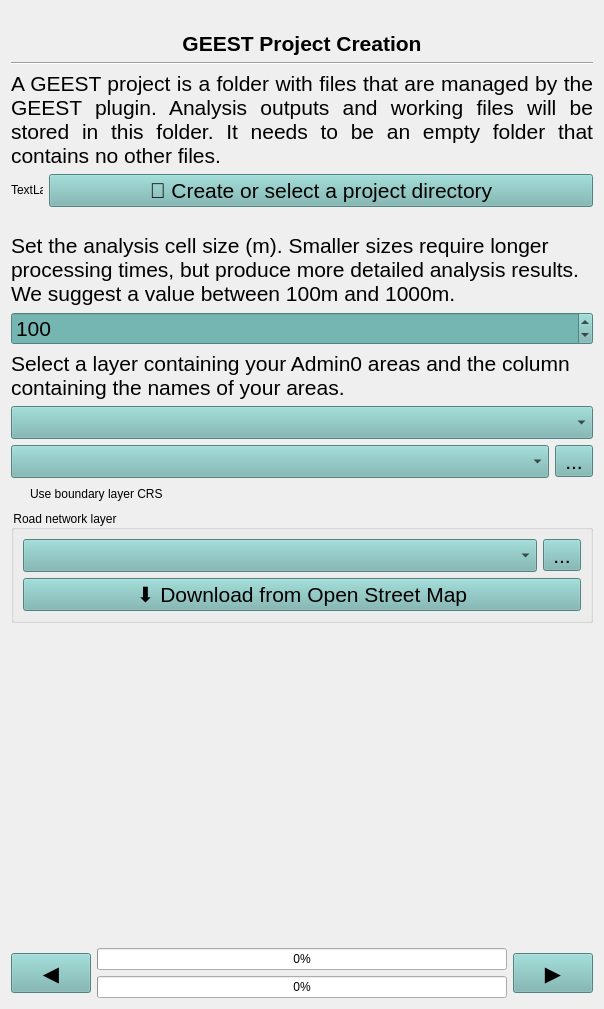
Above: geest/ui/create_project_panel_base.ui from worldbank/GEEST before the change. Below: the same form after it.
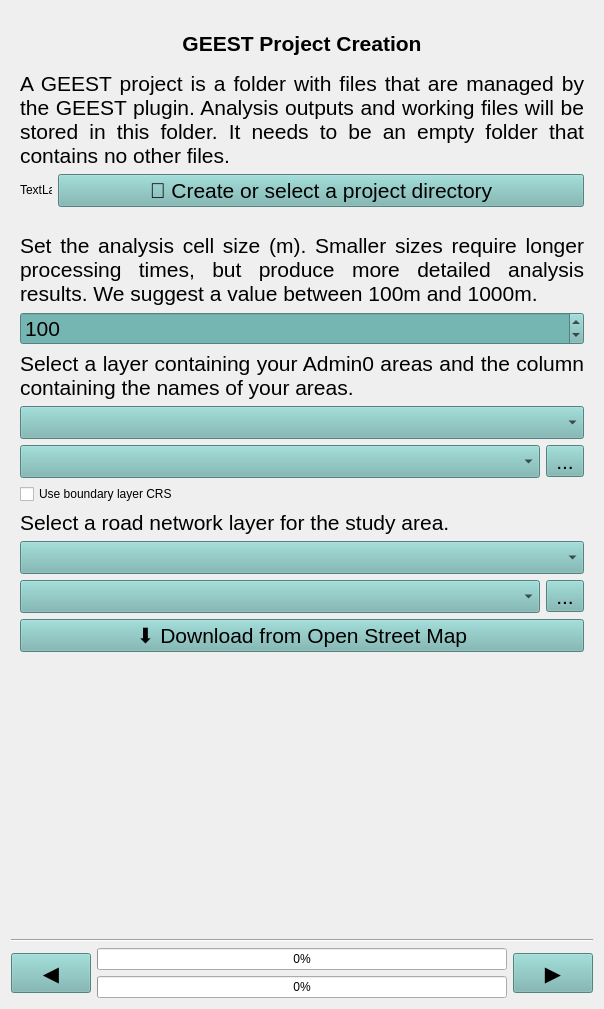
That is the form after the change. Icons and pictures are not drawn. Custom widgets are drawn as their Qt base class.

```diff
--- a/geest/ui/create_project_panel_base.ui
+++ b/geest/ui/create_project_panel_base.ui
@@ -30,7 +30,7 @@
      </property>
     </widget>
    </item>
-   <item row="2" column="0">
+   <item row="4" column="0">
     <widget class="Line" name="line">
      <property name="orientation">
       <enum>Qt::Horizontal</enum>
@@ -148,9 +148,6 @@
    </item>
    <item row="3" column="0">
     <widget class="QScrollArea" name="scrollArea">
-     <property name="styleSheet">
-      <string notr="true">background-color: rgba(0, 0, 0, 0);</string>
-     </property>
      <property name="frameShape">
       <enum>QFrame::NoFrame</enum>
      </property>
@@ -166,20 +163,8 @@
         <height>798</height>
        </rect>
       </property>
-      <layout class="QVBoxLayout" name="verticalLayout">
-       <property name="leftMargin">
-        <number>0</number>
-       </property>
-       <property name="topMargin">
-        <number>0</number>
-       </property>
-       <property name="rightMargin">
-        <number>0</number>
-       </property>
-       <property name="bottomMargin">
-        <number>0</number>
-       </property>
-       <item>
+      <layout class="QGridLayout" name="gridLayout_3">
+       <item row="0" column="0">
         <widget class="QLabel" name="description">
          <property name="font">
           <font>
@@ -200,7 +185,7 @@
          </property>
         </widget>
        </item>
-       <item>
+       <item row="1" column="0">
         <layout class="QHBoxLayout" name="horizontalLayout_2">
          <item>
           <widget class="QLabel" name="folder_status_label">
@@ -241,7 +226,7 @@
          </item>
         </layout>
        </item>
-       <item>
+       <item row="2" column="0">
         <widget class="QLabel" name="project_path_label">
          <property name="sizePolicy">
           <sizepolicy hsizetype="MinimumExpanding" vsizetype="Minimum">
@@ -257,7 +242,7 @@
          </property>
         </widget>
        </item>
-       <item>
+       <item row="3" column="0">
         <widget class="QLabel" name="description2">
          <property name="font">
           <font>
@@ -268,14 +253,14 @@
           <string>Set the analysis cell size (m). Smaller sizes require longer processing times, but produce more detailed analysis results. We suggest a value between 100m and 1000m.</string>
          </property>
          <property name="alignment">
-          <set>Qt::AlignLeading|Qt::AlignLeft|Qt::AlignTop</set>
+          <set>Qt::AlignJustify|Qt::AlignTop</set>
          </property>
          <property name="wordWrap">
           <bool>true</bool>
          </property>
         </widget>
        </item>
-       <item>
+       <item row="4" column="0">
         <widget class="QSpinBox" name="cell_size_spinbox">
          <property name="enabled">
           <bool>true</bool>
@@ -308,7 +293,7 @@
          </property>
         </widget>
        </item>
-       <item>
+       <item row="5" column="0">
         <widget class="QLabel" name="description3">
          <property name="font">
           <font>
@@ -322,14 +307,14 @@
           <enum>Qt::MarkdownText</enum>
          </property>
          <property name="alignment">
-          <set>Qt::AlignLeading|Qt::AlignLeft|Qt::AlignTop</set>
+          <set>Qt::AlignJustify|Qt::AlignTop</set>
          </property>
          <property name="wordWrap">
           <bool>true</bool>
          </property>
         </widget>
        </item>
-       <item>
+       <item row="6" column="0">
         <widget class="QgsMapLayerComboBox" name="layer_combo">
          <property name="sizePolicy">
           <sizepolicy hsizetype="Minimum" vsizetype="Fixed">
@@ -347,7 +332,7 @@
          </property>
         </widget>
        </item>
-       <item>
+       <item row="7" column="0">
         <layout class="QHBoxLayout" name="horizontalLayout">
          <item>
           <widget class="QgsFieldComboBox" name="field_combo">
@@ -384,7 +369,7 @@
          </item>
         </layout>
        </item>
-       <item>
+       <item row="8" column="0">
         <widget class="QCheckBox" name="use_boundary_crs">
          <property name="toolTip">
           <string>Disabled if map units are in degrees</string>
@@ -394,13 +379,51 @@
          </property>
         </widget>
        </item>
+       <item row="9" column="0">
+        <widget class="QLabel" name="description3_2">
+         <property name="font">
+          <font>
+           <pointsize>16</pointsize>
+          </font>
+         </property>
+         <property name="text">
+          <string>Select a road network layer for the study area.</string>
+         </property>
+         <property name="textFormat">
+          <enum>Qt::MarkdownText</enum>
+         </property>
+         <property name="alignment">
+          <set>Qt::AlignJustify|Qt::AlignTop</set>
+         </property>
+         <property name="wordWrap">
+          <bool>true</bool>
+         </property>
+        </widget>
+       </item>
+       <item row="10" column="0">
+        <widget class="QgsMapLayerComboBox" name="layer_combo_2">
+         <property name="sizePolicy">
+          <sizepolicy hsizetype="Minimum" vsizetype="Fixed">
+           <horstretch>0</horstretch>
+           <verstretch>0</verstretch>
+          </sizepolicy>
+         </property>
+         <property name="font">
+          <font>
+           <pointsize>16</pointsize>
+          </font>
+         </property>
+         <property name="styleSheet">
+          <string notr="true">background-color: rgba(118, 182, 178, 255);</string>
+         </property>
+        </widget>
+       </item>
+       <item row="11" column="0">
+        <layout class="QHBoxLayout" name="horizontalLayout_3">
+         <property name="spacing">
+          <number>6</number>
+         </property>
        <item>
-        <widget class="QGroupBox" name="groupBox">
-         <property name="title">
-          <string>Road network layer</string>
-         </property>
-         <layout class="QGridLayout" name="gridLayout_3">
-          <item row="0" column="0">
            <widget class="QgsMapLayerComboBox" name="road_layer_combo">
             <property name="font">
              <font>
@@ -412,7 +435,7 @@
             </property>
            </widget>
           </item>
-          <item row="0" column="1">
+         <item>
            <widget class="QToolButton" name="load_road_layer_button">
             <property name="font">
              <font>
@@ -427,7 +450,9 @@
             </property>
            </widget>
           </item>
-          <item row="1" column="0" colspan="2">
+        </layout>
+       </item>
+       <item row="12" column="0">
            <widget class="QPushButton" name="download_road_layer_button">
             <property name="font">
              <font>
@@ -442,10 +467,7 @@
             </property>
            </widget>
           </item>
-         </layout>
-        </widget>
-       </item>
-       <item>
+       <item row="13" column="0">
         <spacer name="verticalSpacer">
          <property name="orientation">
           <enum>Qt::Vertical</enum>
```
Left out of the diff: 2 changed lines with no effect on the pictures. Lines whose indentation alone changed are shown as unchanged.
